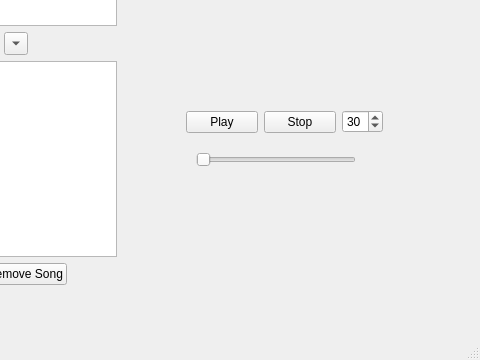
Above: controlwindow.ui from AlexjHeat/MusicTriviaPy before the change; both pictures show x 524 to 1004 and y 240 to 600 of the 1004 by 600 pixel window. Below: the same form after it.
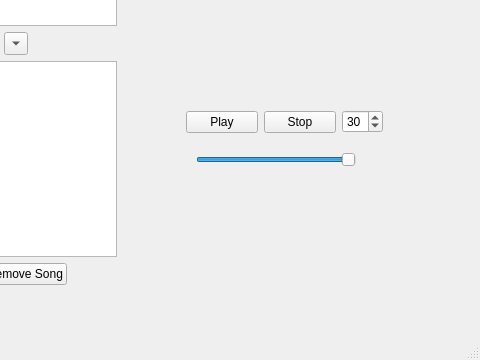
That is the form after the change.

Diff of the .ui file:
```diff
--- a/controlwindow.ui
+++ b/controlwindow.ui
@@ -356,6 +356,9 @@
       <height>22</height>
      </rect>
     </property>
+    <property name="sliderPosition">
+     <number>99</number>
+    </property>
     <property name="orientation">
      <enum>Qt::Horizontal</enum>
     </property>
```
Left out of the diff: 3 changed lines with no effect on the pictures.
